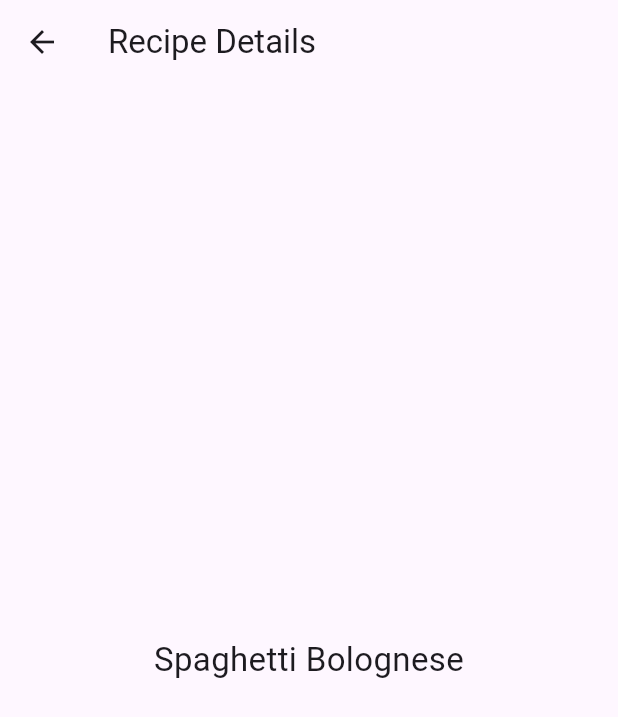
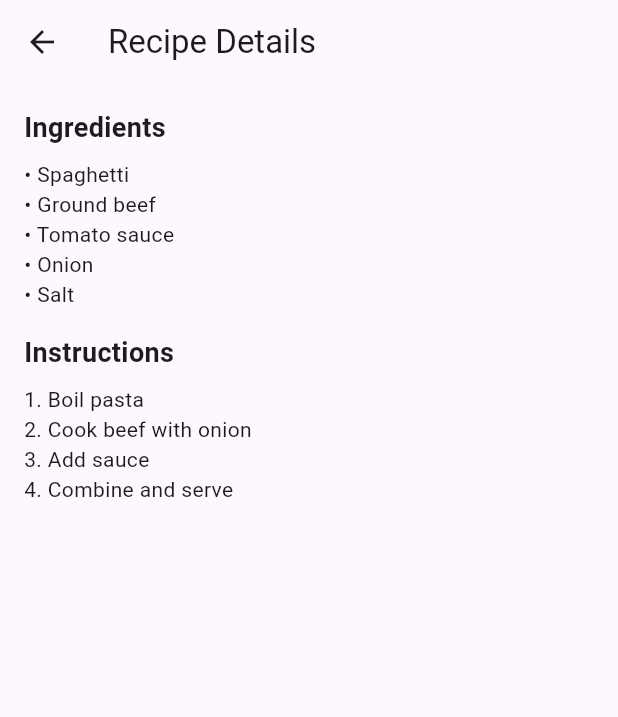
Before and after one commit to chrisnguyen18/recipe_book_app, a Flutter app: the screen it shows after launch, after a tap on "Spaghetti Bolognese", on a phone screen of 412 x 824 dp. Shown: the top 717 px of the screen. Run offline on Flutter 3.47's test engine with Material 3 defaults, Android fonts, the phone set to English and light mode, and no system bars.

Commit message:
Added the ingredients and instructions to the detailscreen for when the recipe is clicked

```diff
--- a/lib/main.dart
+++ b/lib/main.dart
@@ -10,9 +10,8 @@ class MyApp extends StatelessWidget {
   @override
   Widget build(BuildContext context) {
     return MaterialApp(
-      title: 'Two Screens Demo',
+      title: 'Recipes',
       debugShowCheckedModeBanner: false,
-      // Named routes for simple navigation
       routes: {
         '/': (context) => const HomeScreen(),
         '/details': (context) => const DetailsScreen(),
--- a/lib/screens/DetailScreen.dart
+++ b/lib/screens/DetailScreen.dart
@@ -5,15 +5,26 @@ class DetailsScreen extends StatelessWidget {
 
   @override
   Widget build(BuildContext context) {
-    final recipeName = ModalRoute.of(context)?.settings.arguments as String?;
+    final args = ModalRoute.of(context)?.settings.arguments as Map<String, dynamic>?;
+
+    final name = args?['name'] as String? ?? 'Recipe';
+    final ingredients = (args?['ingredients'] as List?)?.cast<String>() ?? const <String>[];
+    final steps = (args?['steps'] as List?)?.cast<String>() ?? const <String>[];
 
     return Scaffold(
       appBar: AppBar(title: const Text('Recipe Details')),
-      body: Center(
-        child: Text(
-          recipeName ?? 'No recipe selected',
-          style: const TextStyle(fontSize: 22),
-          textAlign: TextAlign.center,
+      body: Padding(
+        padding: const EdgeInsets.all(16.0),
+        child: ListView(
+          children: [
+            const Text('Ingredients', style: TextStyle(fontSize: 18, fontWeight: FontWeight.bold)),
+            const SizedBox(height: 8),
+            for (final item in ingredients) Text('• $item'),
+            const SizedBox(height: 16),
+            const Text('Instructions', style: TextStyle(fontSize: 18, fontWeight: FontWeight.bold)),
+            const SizedBox(height: 8),
+            for (int i = 0; i < steps.length; i++) Text('${i + 1}. ${steps[i]}'),
+          ],
         ),
       ),
     );
--- a/lib/screens/HomeScreen.dart
+++ b/lib/screens/HomeScreen.dart
@@ -5,12 +5,32 @@ class HomeScreen extends StatelessWidget {
 
   @override
   Widget build(BuildContext context) {
-    final recipes = <String>[
-      'Spaghetti Bolognese',
-      'Chicken Alfredo',
-      'Taco Salad',
-      'Pancakes',
-      'Avocado Toast',
+    final List<Map<String, Object>> recipes = [
+      {
+        'name': 'Spaghetti Bolognese',
+        'ingredients': ['Spaghetti', 'Ground beef', 'Tomato sauce', 'Onion', 'Salt'],
+        'steps': ['Boil pasta', 'Cook beef with onion', 'Add sauce', 'Combine and serve'],
+      },
+      {
+        'name': 'Chicken Alfredo',
+        'ingredients': ['Fettuccine', 'Chicken', 'Alfredo sauce'],
+        'steps': ['Boil pasta', 'Cook chicken', 'Warm sauce', 'Mix together'],
+      },
+      {
+        'name': 'Taco Salad',
+        'ingredients': ['Lettuce', 'Ground beef', 'Taco seasoning', 'Tomatoes', 'Cheddar', 'Tortilla chips'],
+        'steps': ['Cook beef with seasoning', 'Chop veggies', 'Mix in a bowl', 'Top with cheese and chips'],
+      },
+      {
+        'name': 'Pancakes',
+        'ingredients': ['Flour', 'Egg', 'Milk', 'Baking powder'],
+        'steps': ['Mix batter', 'Pour on griddle', 'Flip when bubbly', 'Serve warm'],
+      },
+      {
+        'name': 'Avocado Toast',
+        'ingredients': ['Bread', 'Avocado', 'Salt', 'Pepper', 'Lemon (optional)'],
+        'steps': ['Toast bread', 'Mash avocado', 'Spread on toast', 'Season and add lemon'],
+      },
     ];
     return Scaffold(
       appBar: AppBar(title: const Text('Home')),
@@ -19,7 +39,7 @@ class HomeScreen extends StatelessWidget {
         itemBuilder: (context, index) {
           final recipe = recipes[index];
           return ListTile(
-            title: Text(recipe),
+            title: Text(recipe['name'] as String),
             trailing: const Icon(Icons.chevron_right),
             onTap: () {
               Navigator.pushNamed(
```
